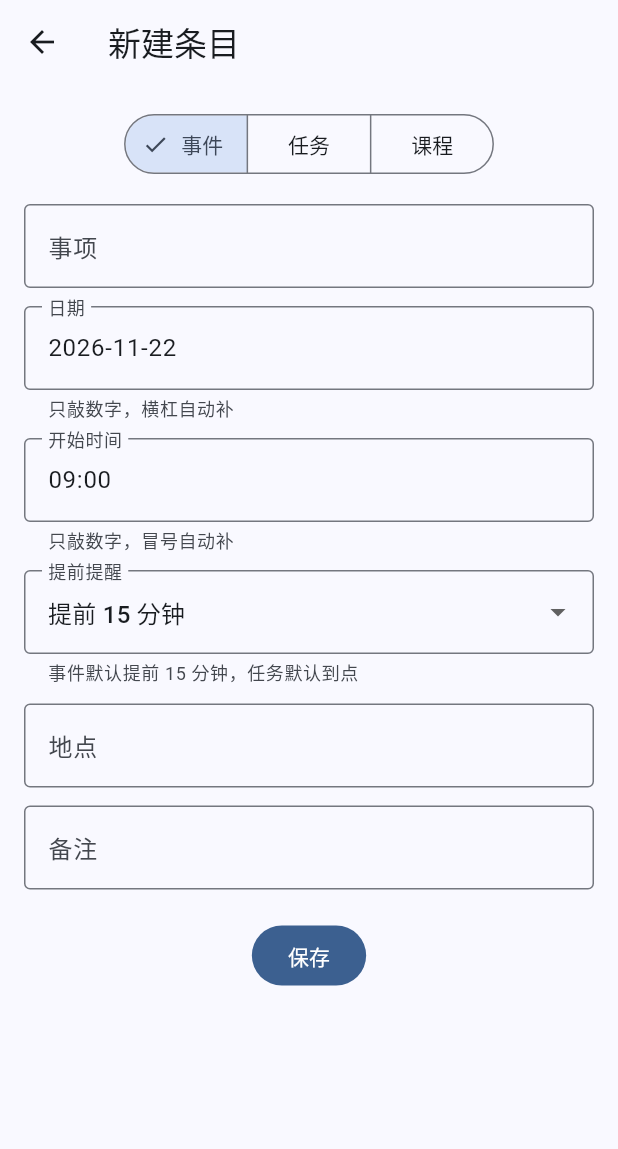
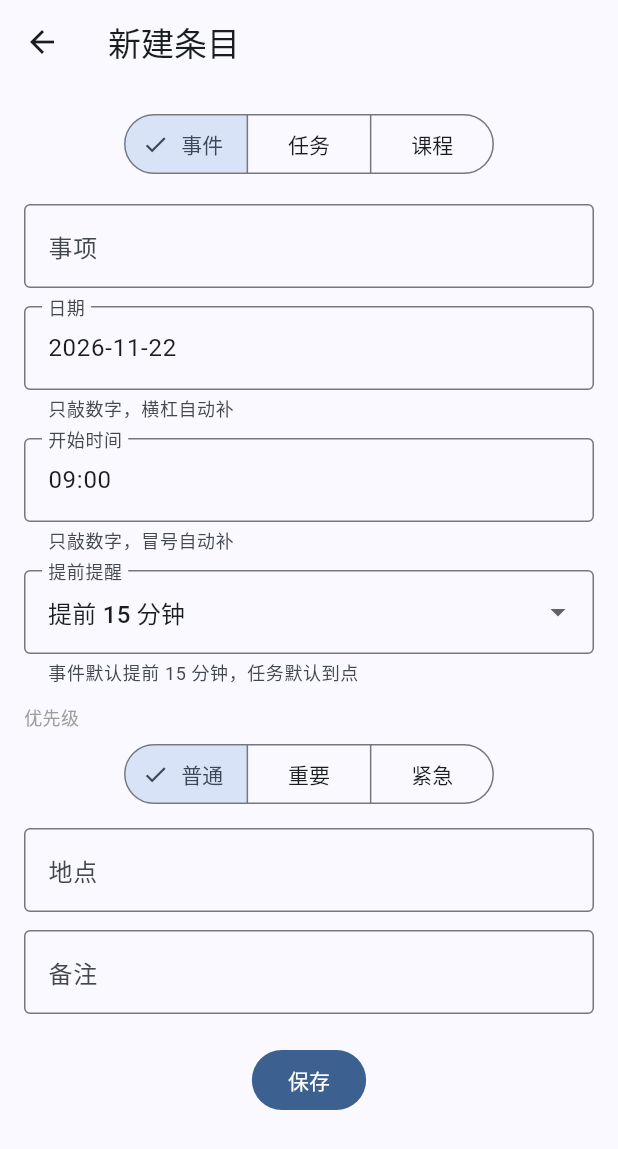
Before and after one commit to memor188/todo-reminder, a Flutter app: the ManualInputScreen screen opened directly with empty values, on a phone screen of 412 x 824 dp. Shown: the top 1149 px of the screen. Run offline on Flutter 3.47's test engine with Material 3 defaults, Android fonts, the phone set to English and light mode, and no system bars; our stand-ins replace file_picker, flutter_local_notifications, share_plus, shared_preferences, sqflite, timezone; accounts and stored records are empty.

Commit message:
feat(v3): 优先级标签（普通/重要/紧急），数据库升到 v4
只做视觉标记，不参与排序：日程按时间看，把紧急条目提到早上八点的课前面
会让时间线错乱，比不排序更难读。要抢注意力的是颜色和标签，不是顺序。

- events / tasks 各加 priority INTEGER NOT NULL DEFAULT 0，仍用
  _addColumnIfMissing（PRAGMA 先查再 ALTER），v3 → v4 迁移幂等。
- 普通不显示标签，只有重要/紧急出现胶囊；左侧色条跟着变成橙/红。
- 课程没有优先级：周期规则一周五天都有，标红没有信息量。
- 备份兼容不升版本号，老备份缺字段按 0。

修 widget_test 的一个环境坑：Flutter 测试默认视口只有 800x600 逻辑像素，
录入页加了优先级控件后表单总高 815，保存按钮落在 y=619，在视口外，
ensureVisible 只滚了 76px（最大 215），tap 直接落空。加 useTallScreen
把视口设成 360x1280，接近真机竖屏。不是放宽断言。

测试 171 → 182，全过；analyze 无问题；真机验收 v3→v4 迁移与标签显示通过。

```diff
--- a/app/lib/models/event_item.dart
+++ b/app/lib/models/event_item.dart
@@ -8,6 +8,7 @@ class EventItem {
     this.note,
     this.done = false,
     this.remindBeforeMinutes = 0,
+    this.priority = 0,
   });
 
   final int? id;
@@ -20,6 +21,10 @@ class EventItem {
   /// 提前多少分钟提醒。0 = 到点提醒。
   final int remindBeforeMinutes;
 
+  /// 优先级：0 普通 / 1 重要 / 2 紧急。
+  /// 常量定义在 timeline.dart，这里写字面量是为了不让模型层反过来依赖显示层。
+  final int priority;
+
   Map<String, Object?> toMap() => {
     'id': id,
     'title': title,
@@ -28,9 +33,10 @@ class EventItem {
     'note': note,
     'done': done ? 1 : 0,
     'remind_before_minutes': remindBeforeMinutes,
+    'priority': priority,
   };
 
-  /// 老数据 / 老备份没有这一列，缺字段时按 0（到点）处理。
+  /// 老数据 / 老备份没有这一列，缺字段时按 0（普通）处理。
   factory EventItem.fromMap(Map<String, Object?> map) => EventItem(
     id: map['id'] as int?,
     title: map['title']! as String,
@@ -40,5 +46,6 @@ class EventItem {
     done: (map['done'] as num?)?.toInt() == 1,
     remindBeforeMinutes:
         (map['remind_before_minutes'] as num?)?.toInt() ?? 0,
+    priority: (map['priority'] as num?)?.toInt() ?? 0,
   );
 }
--- a/app/lib/models/task.dart
+++ b/app/lib/models/task.dart
@@ -9,6 +9,7 @@ class TaskItem {
     this.note,
     this.done = false,
     this.remindBeforeMinutes = 0,
+    this.priority = 0,
   });
 
   final int? id;
@@ -22,6 +23,10 @@ class TaskItem {
   /// 提前多少分钟提醒。0 = 到点提醒。
   final int remindBeforeMinutes;
 
+  /// 优先级：0 普通 / 1 重要 / 2 紧急。
+  /// 常量定义在 timeline.dart，这里写字面量是为了不让模型层反过来依赖显示层。
+  final int priority;
+
   Map<String, Object?> toMap() => {
     'id': id,
     'title': title,
@@ -31,9 +36,10 @@ class TaskItem {
     'note': note,
     'done': done ? 1 : 0,
     'remind_before_minutes': remindBeforeMinutes,
+    'priority': priority,
   };
 
-  /// 老数据 / 老备份没有这一列，缺字段时按 0（到点）处理。
+  /// 老数据 / 老备份没有这一列，缺字段时按 0（普通）处理。
   factory TaskItem.fromMap(Map<String, Object?> map) => TaskItem(
     id: map['id'] as int?,
     title: map['title']! as String,
@@ -44,5 +50,6 @@ class TaskItem {
     done: (map['done'] as num?)?.toInt() == 1,
     remindBeforeMinutes:
         (map['remind_before_minutes'] as num?)?.toInt() ?? 0,
+    priority: (map['priority'] as num?)?.toInt() ?? 0,
   );
 }
--- a/app/lib/models/timeline.dart
+++ b/app/lib/models/timeline.dart
@@ -18,6 +18,7 @@ class TimelineEntry {
     this.note,
     this.colorHex,
     this.done = false,
+    this.priority = priorityNormal,
   });
 
   final String key;
@@ -33,6 +34,11 @@ class TimelineEntry {
   final String? note;
   final String? colorHex;
   final bool done;
+
+  /// 普通 / 重要 / 紧急，见 [priorityLabel]。课程恒为普通。
+  final int priority;
+
+  bool get isImportant => priority >= priorityImportant;
 }
 
 DateTime parseDate(String value) => DateTime.parse(value);
@@ -104,6 +110,26 @@ DateTime? resolveTaskReminderAt(DateTime date, String? dueTime) {
 String hm(int minutes) =>
     '${(minutes ~/ 60).toString().padLeft(2, '0')}:'
     '${(minutes % 60).toString().padLeft(2, '0')}';
+
+/// 优先级（V3）：普通 / 重要 / 紧急。
+///
+/// 只做视觉标记，不参与排序——日程本来就是按时间看的，把紧急的条目提到
+/// 早上八点的课前面会让时间线错乱，比不排序更糟。
+const int priorityNormal = 0;
+const int priorityImportant = 1;
+const int priorityUrgent = 2;
+
+const List<int> priorityOptions = [
+  priorityNormal,
+  priorityImportant,
+  priorityUrgent,
+];
+
+String priorityLabel(int priority) => switch (priority) {
+  priorityImportant => '重要',
+  priorityUrgent => '紧急',
+  _ => '普通',
+};
 
 /// 提前量默认值（V3 定稿）：事件要提前到场，任务到点做完即可。
 const int defaultEventLeadMinutes = 15;
@@ -247,6 +273,7 @@ List<TimelineEntry> buildTimeline({
             '${start.minute.toString().padLeft(2, '0')}',
         location: event.location,
         note: event.note,
+        priority: event.priority,
       ),
     );
   }
@@ -264,6 +291,7 @@ List<TimelineEntry> buildTimeline({
         timeLabel: task.dueTime ?? '全天',
         location: task.location,
         note: task.note,
+        priority: task.priority,
       ),
     );
   }
--- a/app/lib/screens/manual_input_screen.dart
+++ b/app/lib/screens/manual_input_screen.dart
@@ -53,6 +53,9 @@ class _ManualInputScreenState extends State<ManualInputScreen> {
 
   /// 提前多少分钟提醒（V3）。事件默认提前 15 分钟，任务默认到点。
   int _leadMinutes = defaultEventLeadMinutes;
+
+  /// 优先级（V3）：普通 / 重要 / 紧急，只做视觉标记。
+  int _priority = priorityNormal;
 
   /// 学期方案：新建课程时一键套用起止日期，省得每门课重打一遍。
   List<SemesterPlan> _plans = const [];
@@ -115,6 +118,7 @@ class _ManualInputScreenState extends State<ManualInputScreen> {
           _location.text = item.location ?? '';
           _note.text = item.note ?? '';
           _leadMinutes = item.remindBeforeMinutes;
+          _priority = item.priority;
         }
         break;
       case EntryType.task:
@@ -127,6 +131,7 @@ class _ManualInputScreenState extends State<ManualInputScreen> {
           _location.text = item.location ?? '';
           _note.text = item.note ?? '';
           _leadMinutes = item.remindBeforeMinutes;
+          _priority = item.priority;
         }
         break;
       case EntryType.course:
@@ -237,6 +242,7 @@ class _ManualInputScreenState extends State<ManualInputScreen> {
             location: location,
             note: note,
             remindBeforeMinutes: _leadMinutes,
+            priority: _priority,
           );
           final int id;
           if (_editingId != null) {
@@ -276,6 +282,7 @@ class _ManualInputScreenState extends State<ManualInputScreen> {
             location: location,
             note: note,
             remindBeforeMinutes: _leadMinutes,
+            priority: _priority,
           );
           final int id;
           if (_editingId != null) {
@@ -544,6 +551,28 @@ class _ManualInputScreenState extends State<ManualInputScreen> {
                       onChanged: (value) =>
                           setState(() => _leadMinutes = value ?? 0),
                     ),
+                    const SizedBox(height: 12),
+                    const Align(
+                      alignment: Alignment.centerLeft,
+                      child: Text(
+                        '优先级',
+                        style: TextStyle(fontSize: 12, color: Colors.grey),
+                      ),
+                    ),
+                    const SizedBox(height: 6),
+                    SegmentedButton<int>(
+                      key: const Key('input_priority'),
+                      segments: [
+                        for (final priority in priorityOptions)
+                          ButtonSegment(
+                            value: priority,
+                            label: Text(priorityLabel(priority)),
+                          ),
+                      ],
+                      selected: {_priority},
+                      onSelectionChanged: (value) =>
+                          setState(() => _priority = value.first),
+                    ),
                   ],
                   if (_type == InputType.course) ...[
                     const SizedBox(height: 12),
```
Also changed, not shown: app/lib/services/db_service.dart (+20 -3 lines), app/lib/widgets/timeline_item.dart (+53 -6 lines), 3 other files.
